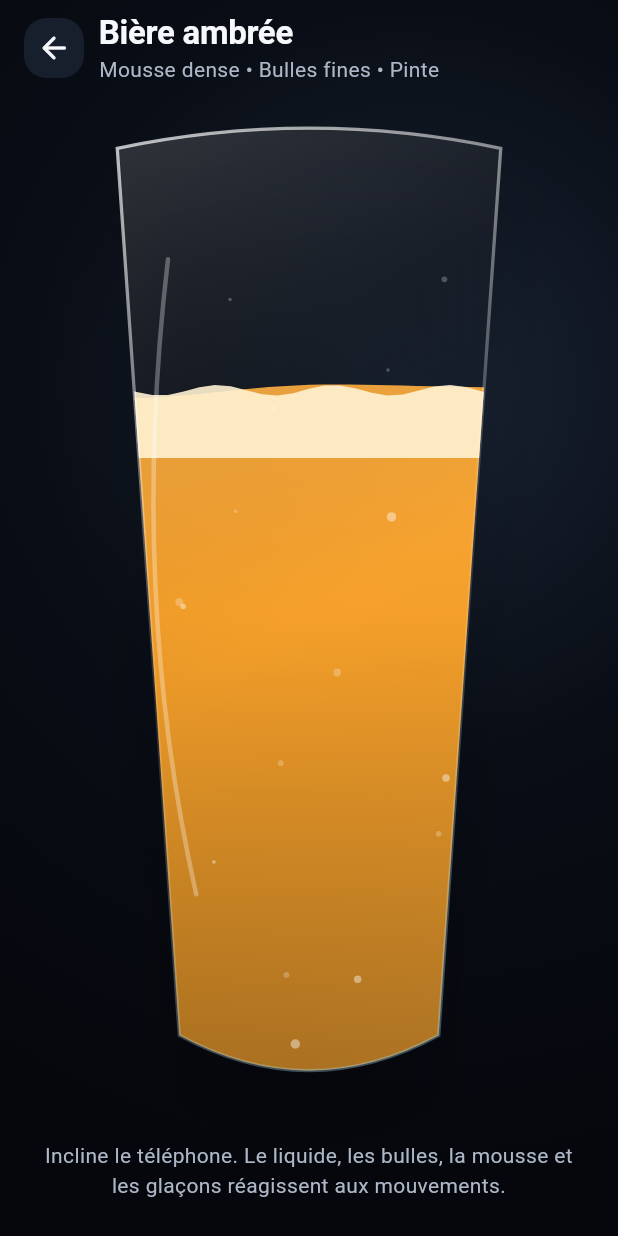
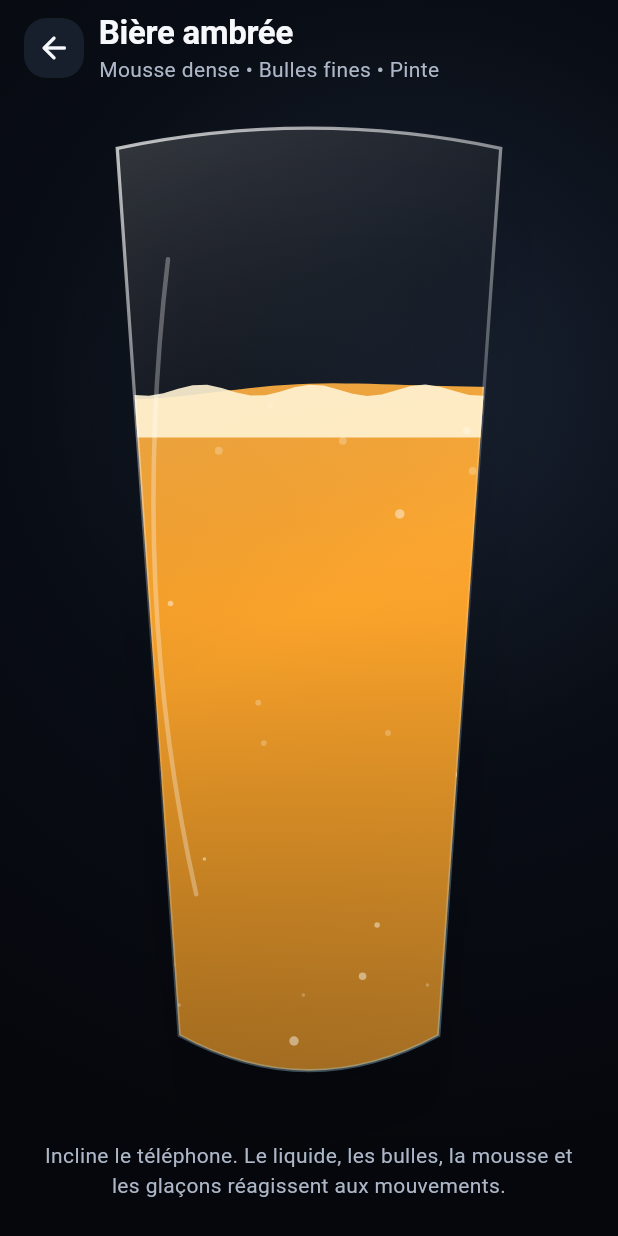
Before and after one commit to Neo52000/drinkverse, a Flutter app: the screen it shows after launch, after a tap on "Lancer la simulation", on a phone screen of 412 x 824 dp. Run offline on Flutter 3.47's test engine with Material 3 defaults, Android fonts, the phone set to English and light mode, and no system bars; our stand-ins replace sensors_plus.

Commit message:
Restore responsive gyro pouring and edge-to-edge liquid

```diff
--- a/lib/widgets/drink_glass_v2.dart
+++ b/lib/widgets/drink_glass_v2.dart
@@ -2,6 +2,7 @@ import 'dart:async';
 import 'dart:math' as math;
 
 import 'package:flutter/material.dart';
+import 'package:flutter/services.dart';
 import 'package:sensors_plus/sensors_plus.dart';
 
 import '../models/drink.dart';
@@ -32,46 +33,123 @@ class _DrinkGlassV2State extends State<DrinkGlassV2>
   late final AnimationController _controller;
   StreamSubscription<AccelerometerEvent>? _accelerometer;
   StreamSubscription<GyroscopeEvent>? _gyroscope;
+
   double _targetTilt = 0;
   double _tilt = 0;
-  double _velocity = 0;
+  double _tiltVelocity = 0;
   double _energy = 0;
+  double _drinkAngle = 0;
+  double _displayFill = 0.72;
+  double _initialFill = 0.72;
+  double _residue = 0;
+  bool _sensorActive = false;
+  bool _pouring = false;
+  bool _wasPouring = false;
+  DateTime _lastFeedback = DateTime.fromMillisecondsSinceEpoch(0);
 
   DrinkMotionProfile get profile => DrinkMotionProfile.forDrink(widget.drink);
 
   @override
   void initState() {
     super.initState();
+    _displayFill = widget.fillLevel;
+    _initialFill = widget.fillLevel;
     _controller = AnimationController(
       vsync: this,
       duration: const Duration(seconds: 8),
     )
       ..addListener(_tick)
       ..repeat();
+
     _accelerometer = accelerometerEventStream(
       samplingPeriod: SensorInterval.gameInterval,
-    ).listen((event) {
+    ).listen(
+      (event) {
+        _sensorActive = true;
         _targetTilt = (event.x / 9.81).clamp(-1.0, 1.0);
-    });
+        final vertical = (event.y.abs() / 9.81).clamp(0.0, 1.0);
+        _drinkAngle = (1.0 - vertical).clamp(0.0, 1.0);
+      },
+      onError: (_) => _sensorActive = false,
+    );
+
     _gyroscope = gyroscopeEventStream(
       samplingPeriod: SensorInterval.gameInterval,
     ).listen((event) {
       final magnitude = math.sqrt(
         event.x * event.x + event.y * event.y + event.z * event.z,
       );
-      _energy = math.max(_energy, (magnitude / 7).clamp(0.0, 1.0));
+      _energy = math.max(_energy, (magnitude / 6).clamp(0.0, 1.0));
+      _tiltVelocity += (event.y * 0.012 + event.z * 0.006) * profile.tiltResponse;
+      if (widget.drink.ice && magnitude > 2.0) _motionFeedback();
     });
+  }
+
+  @override
+  void didUpdateWidget(covariant DrinkGlassV2 oldWidget) {
+    super.didUpdateWidget(oldWidget);
+    if (oldWidget.fillLevel != widget.fillLevel && _displayFill > 0.03) {
+      _displayFill = widget.fillLevel;
+      _initialFill = widget.fillLevel;
+    }
   }
 
   void _tick() {
     if (!mounted || widget.paused) return;
     const dt = 1 / 60;
-    final response = profile.tiltResponse;
-    final acceleration = (_targetTilt - _tilt) * (22 * response) - _velocity * 7;
-    _velocity += acceleration * dt;
-    _tilt += _velocity * dt;
-    _energy *= profile.damping;
+    final fallback = math.sin(_controller.value * math.pi * 2) * 0.012;
+    final desiredTilt = _sensorActive ? _targetTilt : fallback;
+
+    final stiffness = 34.0 * profile.tiltResponse;
+    final damping = 6.2 + (1.0 - profile.tiltResponse).clamp(0.0, 1.0) * 2.4;
+    final acceleration = (desiredTilt - _tilt) * stiffness - _tiltVelocity * damping;
+    _tiltVelocity += acceleration * dt;
+    _tilt += _tiltVelocity * dt;
+    _tilt = _tilt.clamp(-1.15, 1.15);
+
+    _pouring = false;
+    if (_displayFill > 0.001) {
+      final pourFactor = ((_drinkAngle - 0.50) / 0.50).clamp(0.0, 1.0);
+      _pouring = pourFactor > 0.035;
+      if (_pouring) {
+        final flowRate = 0.055 + math.pow(pourFactor, 1.35) * 0.34;
+        _displayFill = (_displayFill - flowRate * dt).clamp(0.0, 0.96);
+        _energy = math.max(_energy, 0.34 + pourFactor * 0.62);
+        _residue = math.max(
+          _residue,
+          ((_initialFill - _displayFill) / math.max(_initialFill, 0.01)).clamp(0.0, 1.0),
+        );
+      }
+    }
+
+    if (_pouring && !_wasPouring) HapticFeedback.selectionClick();
+    if (!_pouring && _wasPouring && _displayFill <= 0.015) {
+      HapticFeedback.mediumImpact();
+    }
+    _wasPouring = _pouring;
+
+    _energy *= profile.damping.clamp(0.82, 0.975);
+    if (_energy < 0.001) _energy = 0;
     setState(() {});
+  }
+
+  void _motionFeedback() {
+    final now = DateTime.now();
+    if (now.difference(_lastFeedback).inMilliseconds < 340) return;
+    _lastFeedback = now;
+    SystemSound.play(SystemSoundType.click);
+    HapticFeedback.lightImpact();
+  }
+
+  void _refill() {
+    if (_displayFill > 0.04) return;
+    setState(() {
+      _displayFill = widget.fillLevel.clamp(0.58, 0.94);
+      _initialFill = _displayFill;
+      _residue = 0;
+      _energy = 0.72;
+    });
+    HapticFeedback.mediumImpact();
   }
 
   @override
@@ -86,18 +164,24 @@ class _DrinkGlassV2State extends State<DrinkGlassV2>
 
   @override
   Widget build(BuildContext context) {
-    return CustomPaint(
+    return GestureDetector(
+      behavior: HitTestBehavior.opaque,
+      onTap: _refill,
+      child: CustomPaint(
         painter: _DrinkGlassV2Painter(
           drink: widget.drink,
           profile: profile,
           progress: _controller.value,
           tilt: _tilt,
           energy: _energy,
-        fillLevel: widget.fillLevel,
+          fillLevel: _displayFill,
           bubbles: widget.bubbles,
           condensation: widget.condensation,
+          pouring: _pouring,
+          residue: _residue,
         ),
         child: const SizedBox.expand(),
+      ),
     );
   }
 }
@@ -112,6 +196,8 @@ class _DrinkGlassV2Painter extends CustomPainter {
     required this.fillLevel,
     required this.bubbles,
     required this.condensation,
+    required this.pouring,
+    required this.residue,
   });
 
   final Drink drink;
@@ -122,27 +208,34 @@ class _DrinkGlassV2Painter extends CustomPainter {
   final double fillLevel;
   final bool bubbles;
   final bool condensation;
+  final bool pouring;
+  final double residue;
 
   @override
   void paint(Canvas canvas, Size size) {
     final rect = Offset.zero & size;
-    final liquidTop = size.height * (1 - fillLevel.clamp(0.05, 0.96));
-    final amplitude = size.height * 0.025 * profile.waveStrength * (0.35 + energy);
+    if (fillLevel <= 0.003) {
+      _drawResidue(canvas, size);
+      return;
+    }
+
+    final liquidTop = size.height * (1 - fillLevel.clamp(0.0, 0.98));
+    final amplitude = size.height * 0.026 * profile.waveStrength * (0.40 + energy);
     final phase = progress * math.pi * 2 * profile.waveSpeed;
 
-    final liquid = Path()..moveTo(0, liquidTop);
-    const segments = 42;
+    final liquid = Path()..moveTo(-6, liquidTop);
+    const segments = 48;
     for (var i = 0; i <= segments; i++) {
-      final x = size.width * i / segments;
       final nx = i / segments;
+      final x = -6 + (size.width + 12) * nx;
       final primary = math.sin(nx * math.pi * 2 + phase) * amplitude;
-      final secondary = math.sin(nx * math.pi * 4 - phase * 1.35) * amplitude * 0.28;
-      final tiltOffset = (nx - 0.5) * tilt * size.height * 0.20;
+      final secondary = math.sin(nx * math.pi * 4 - phase * 1.35) * amplitude * 0.30;
+      final tiltOffset = (nx - 0.5) * tilt * size.height * 0.28;
       liquid.lineTo(x, liquidTop + primary + secondary + tiltOffset);
     }
     liquid
-      ..lineTo(size.width, size.height)
-      ..lineTo(0, size.height)
+      ..lineTo(size.width + 6, size.height + 6)
+      ..lineTo(-6, size.height + 6)
       ..close();
 
     final liquidPaint = Paint()
@@ -150,9 +243,9 @@ class _DrinkGlassV2Painter extends CustomPainter {
         begin: Alignment.topCenter,
         end: Alignment.bottomCenter,
         colors: [
-          Color.lerp(drink.color, Colors.white, 0.18)!.withValues(alpha: 0.94),
-          drink.color.withValues(alpha: 0.96),
-          Color.lerp(drink.color, Colors.black, 0.35)!.withValues(alpha: 0.98),
+          Color.lerp(drink.color, Colors.white, 0.20)!.withValues(alpha: 0.96),
+          drink.color.withValues(alpha: 0.98),
+          Color.lerp(drink.color, Colors.black, 0.40)!.withValues(alpha: 1),
         ],
       ).createShader(rect);
     canvas.drawPath(liquid, liquidPaint);
@@ -162,9 +255,9 @@ class _DrinkGlassV2Painter extends CustomPainter {
         begin: Alignment.topLeft,
         end: Alignment.bottomRight,
         colors: [
-          Colors.white.withValues(alpha: 0.20),
+          Colors.white.withValues(alpha: 0.22),
           Colors.transparent,
-          Colors.white.withValues(alpha: 0.05),
+          Colors.white.withValues(alpha: 0.06),
         ],
       ).createShader(rect);
     canvas.drawRect(rect, highlight);
@@ -173,70 +266,81 @@ class _DrinkGlassV2Painter extends CustomPainter {
     if (drink.ice) _drawIce(canvas, size, liquidTop, phase);
     if (drink.foam) _drawFoam(canvas, size, liquidTop, phase);
     if (condensation) _drawCondensation(canvas, size);
+    if (pouring) _drawPourLip(canvas, size, liquidTop);
+    if (residue > 0.02) _drawResidue(canvas, size);
   }
 
   void _drawBubbles(Canvas canvas, Size size, double liquidTop, double phase) {
-    final count = (18 * profile.bubbleDensity).round();
-    final paint = Paint()..color = Colors.white.withValues(alpha: 0.42);
+    final count = (20 * profile.bubbleDensity).round();
+    final paint = Paint()..color = Colors.white.withValues(alpha: 0.44);
     for (var i = 0; i < count; i++) {
       final seed = i * 17.17;
-      final x = size.width * (0.10 + ((math.sin(seed) + 1) / 2) * 0.80);
-      final travel = (progress * (0.25 + (i % 5) * 0.05) + i * 0.071) % 1;
+      final x = size.width * (0.06 + ((math.sin(seed) + 1) / 2) * 0.88);
+      final travel = (progress * (0.28 + (i % 5) * 0.05) + i * 0.071) % 1;
       final y = size.height - travel * (size.height - liquidTop);
-      final radius = 1.2 + (i % 4) * 0.65;
-      canvas.drawCircle(Offset(x, y + math.sin(phase + i) * 2), radius, paint);
+      canvas.drawCircle(Offset(x, y + math.sin(phase + i) * 2), 1.2 + (i % 4) * 0.65, paint);
     }
   }
 
   void _drawIce(Canvas canvas, Size size, double liquidTop, double phase) {
+    for (var i = 0; i < 4; i++) {
       final mobility = profile.iceMobility;
-    for (var i = 0; i < 4; i++) {
-      final x = size.width * (0.22 + i * 0.18) + math.sin(phase + i) * 8 * mobility;
-      final y = liquidTop + size.height * (0.13 + (i % 2) * 0.12) +
-          math.cos(phase * 0.8 + i) * 5 * mobility;
+      final x = size.width * (0.20 + i * 0.20) + math.sin(phase + i) * 10 * mobility + tilt * 10;
+      final y = liquidTop + size.height * (0.12 + (i % 2) * 0.12) + math.cos(phase * 0.8 + i) * 6 * mobility;
       canvas.save();
       canvas.translate(x, y);
-      canvas.rotate(math.sin(phase + i) * 0.16 * mobility);
+      canvas.rotate(math.sin(phase + i) * 0.18 * mobility + tilt * 0.08);
       final cube = RRect.fromRectAndRadius(
         Rect.fromCenter(center: Offset.zero, width: 34, height: 28),
         const Radius.circular(7),
       );
       canvas.drawRRect(
         cube,
-        Paint()
-          ..shader = LinearGradient(
-            colors: [
-              Colors.white.withValues(alpha: 0.52),
-              const Color(0xFFBDEBFF).withValues(alpha: 0.18),
-            ],
-          ).createShader(cube.outerRect),
+        Paint()..shader = LinearGradient(colors: [Colors.white.withValues(alpha: 0.56), const Color(0xFFBDEBFF).withValues(alpha: 0.18)]).createShader(cube.outerRect),
       );
       canvas.restore();
     }
   }
 
   void _drawFoam(Canvas canvas, Size size, double liquidTop, double phase) {
-    final height = size.height * 0.07 * profile.foamPersistence;
-    final paint = Paint()..color = const Color(0xFFFFF2D2).withValues(alpha: 0.90);
-    final foam = Path()..moveTo(0, liquidTop + height);
-    for (var i = 0; i <= 36; i++) {
-      final x = size.width * i / 36;
-      final y = liquidTop + math.sin(i * 0.85 + phase) * 3.5;
+    final height = size.height * 0.065 * profile.foamPersistence * (0.75 + energy * 0.35);
+    final foam = Path()..moveTo(-6, liquidTop + height);
+    for (var i = 0; i <= 40; i++) {
+      final x = -6 + (size.width + 12) * i / 40;
+      final y = liquidTop + math.sin(i * 0.82 + phase) * 3.8;
       foam.lineTo(x, y);
     }
     foam
-      ..lineTo(size.width, liquidTop + height)
+      ..lineTo(size.width + 6, liquidTop + height)
       ..close();
-    canvas.drawPath(foam, paint);
+    canvas.drawPath(foam, Paint()..color = const Color(0xFFFFF2D2).withValues(alpha: 0.91));
   }
 
   void _drawCondensation(Canvas canvas, Size size) {
     final paint = Paint()..color = Colors.white.withValues(alpha: 0.24);
-    for (var i = 0; i < 14; i++) {
-      final x = size.width * (0.08 + ((i * 37) % 83) / 100);
-      final y = size.height * (0.12 + ((i * 53) % 76) / 100);
-      final radius = 1.2 + (i % 3) * 0.7;
-      canvas.drawCircle(Offset(x, y), radius, paint);
+    for (var i = 0; i < 16; i++) {
+      final x = size.width * (0.05 + ((i * 37) % 89) / 100);
+      final y = size.height * (0.10 + ((i * 53) % 80) / 100);
+      canvas.drawCircle(Offset(x, y), 1.2 + (i % 3) * 0.7, paint);
+    }
+  }
+
+  void _drawPourLip(Canvas canvas, Size size, double liquidTop) {
+    final right = tilt >= 0;
+    final x = right ? size.width - 2 : 2.0;
+    final path = Path()
+      ..moveTo(x, liquidTop)
+      ..quadraticBezierTo(right ? size.width + 10 : -10, liquidTop + 12, right ? size.width + 4 : -4, liquidTop + 40);
+    canvas.drawPath(path, Paint()..color = drink.color.withValues(alpha: 0.78)..style = PaintingStyle.stroke..strokeWidth = 7..strokeCap = StrokeCap.round);
+  }
+
+  void _drawResidue(Canvas canvas, Size size) {
+    if (residue <= 0.01) return;
+    final paint = Paint()..color = Color.lerp(drink.color, Colors.white, 0.35)!.withValues(alpha: 0.10 + residue * 0.16);
+    for (var i = 0; i < 9; i++) {
+      final x = size.width * (0.10 + ((i * 23) % 80) / 100);
+      final y = size.height * (0.20 + ((i * 31) % 68) / 100);
+      canvas.drawOval(Rect.fromCenter(center: Offset(x, y), width: 5 + (i % 3) * 2, height: 12 + (i % 4) * 5), paint);
     }
   }
 
@@ -246,6 +350,8 @@ class _DrinkGlassV2Painter extends CustomPainter {
         oldDelegate.tilt != tilt ||
         oldDelegate.energy != energy ||
         oldDelegate.drink != drink ||
-        oldDelegate.fillLevel != fillLevel;
+        oldDelegate.fillLevel != fillLevel ||
+        oldDelegate.pouring != pouring ||
+        oldDelegate.residue != residue;
   }
 }
```
Lines whose indentation alone changed are shown as unchanged.
